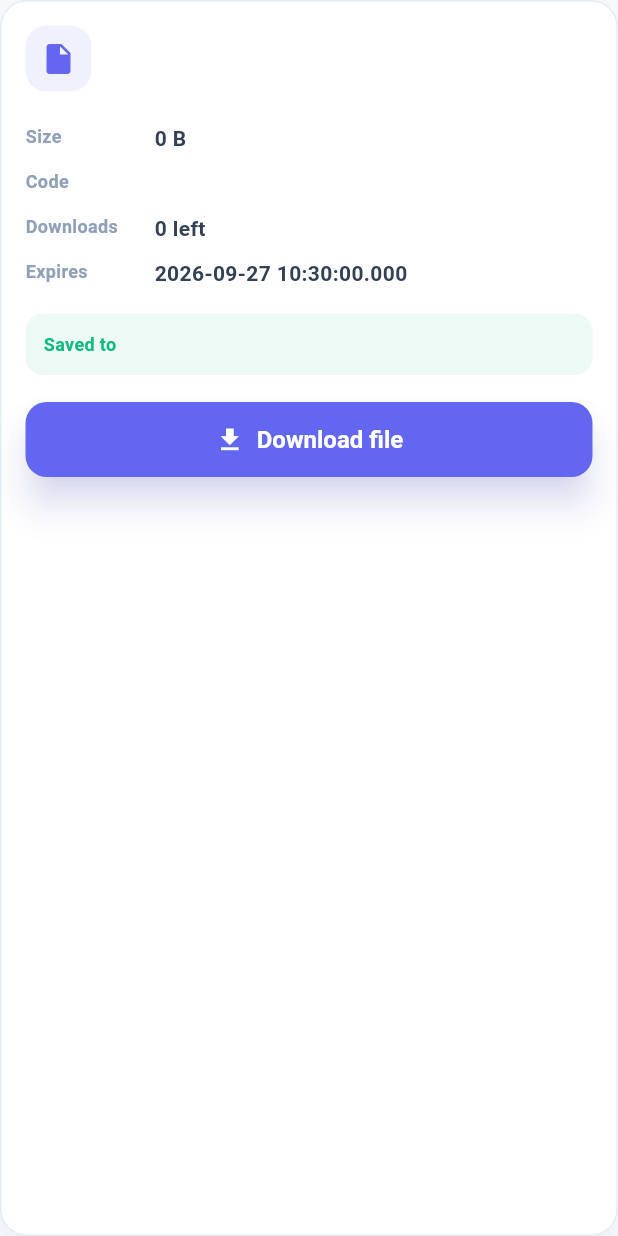
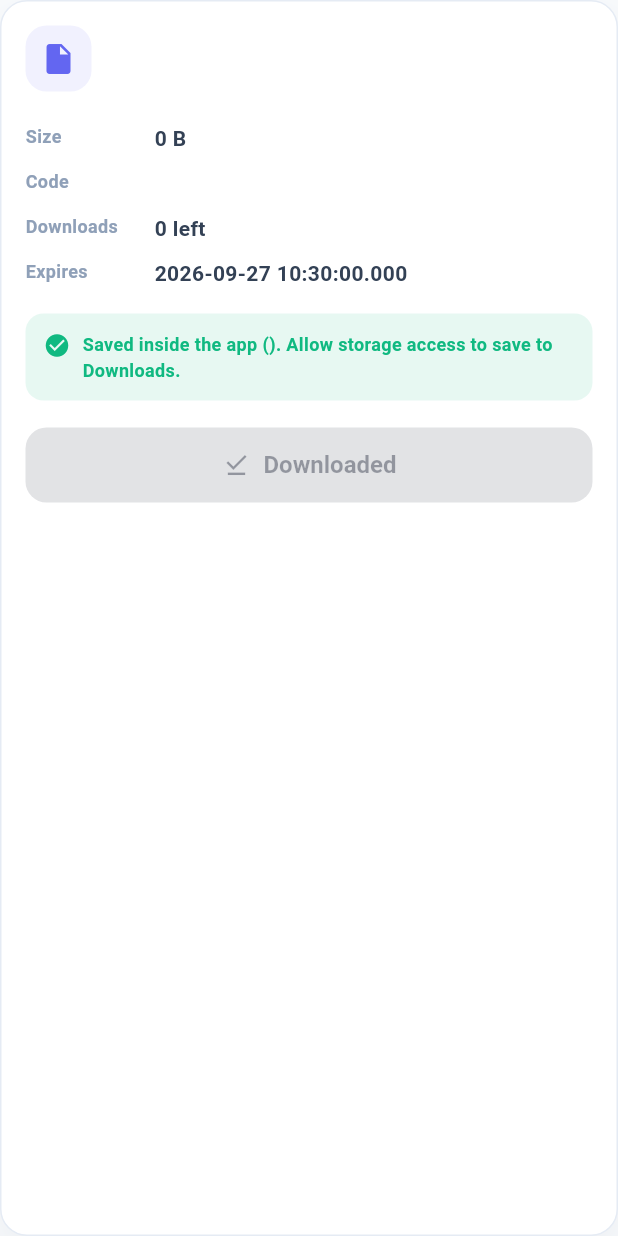
Before and after one commit to AyushPandey510/SwiftShare, a Flutter app: the _SharedFileAccessCard widget shown alone on an empty page, opened directly with empty values, on a phone screen of 412 x 824 dp. Run offline on Flutter 3.47's test engine with Material 3 defaults, Android fonts, the phone set to English and light mode, and no system bars; our stand-ins replace file_picker, permission_handler, qr_flutter, shared_preferences, shimmer; missing offline and left inert: mobile_scanner, network_info_plus; accounts and stored records are empty; network calls fail; Roboto replaces fonts that are missing (Poppins); project files that could hold a hidden picture were left out.

Commit message:
fix: Mobile download bug

```diff
--- a/mobile/lib/screens/access_file_screen.dart
+++ b/mobile/lib/screens/access_file_screen.dart
@@ -79,7 +79,9 @@ class _AccessFileScreenState extends State<AccessFileScreen> {
                   _SharedFileAccessCard(
                     file: file,
                     isDownloading: shareProvider.isDownloading,
-                    savedPath: shareProvider.downloadedFile?.file.path,
+                    progress: shareProvider.downloadProgress,
+                    downloadedBytes: shareProvider.downloadedBytes,
+                    downloaded: shareProvider.downloadedFile,
                     onDownload: shareProvider.downloadFoundFile,
                   ),
                 ],
@@ -254,15 +256,27 @@ class _AccessFileScreenState extends State<AccessFileScreen> {
 class _SharedFileAccessCard extends StatelessWidget {
   final SharedFile file;
   final bool isDownloading;
-  final String? savedPath;
+  final double? progress;
+  final int downloadedBytes;
+  final DownloadedSharedFile? downloaded;
   final VoidCallback onDownload;
 
   const _SharedFileAccessCard({
     required this.file,
     required this.isDownloading,
-    required this.savedPath,
+    required this.progress,
+    required this.downloadedBytes,
+    required this.downloaded,
     required this.onDownload,
   });
+
+  String get _buttonLabel {
+    if (isDownloading) return 'Downloading...';
+    if (file.downloadsLeft == 0) {
+      return downloaded != null ? 'Downloaded' : 'Download limit reached';
+    }
+    return downloaded != null ? 'Download again' : 'Download file';
+  }
 
   @override
   Widget build(BuildContext context) {
@@ -301,20 +315,59 @@ class _SharedFileAccessCard extends StatelessWidget {
           _InfoRow(label: 'Downloads', value: '${file.downloadsLeft} left'),
           _InfoRow(
               label: 'Expires', value: file.expiresAt.toLocal().toString()),
-          if (savedPath != null) ...[
+          if (downloaded != null) ...[
             const SizedBox(height: 12),
             Container(
               padding: const EdgeInsets.all(12),
               decoration: BoxDecoration(
-                color: AppColors.success.withValues(alpha: 0.08),
+                color: AppColors.success.withValues(alpha: 0.10),
                 borderRadius: BorderRadius.circular(12),
               ),
-              child: Text(
-                'Saved to $savedPath',
-                style: AppTextStyles.caption.copyWith(
-                  color: AppColors.success,
-                  fontWeight: FontWeight.w700,
-                ),
+              child: Row(
+                crossAxisAlignment: CrossAxisAlignment.start,
+                children: [
+                  const Icon(Icons.check_circle,
+                      color: AppColors.success, size: 18),
+                  const SizedBox(width: 8),
+                  Expanded(
+                    child: Text(
+                      downloaded!.isPublic
+                          ? 'Saved to ${downloaded!.location}\nOpen it from the Files app > Downloads.'
+                          : 'Saved inside the app (${downloaded!.filename}). '
+                              'Allow storage access to save to Downloads.',
+                      style: AppTextStyles.caption.copyWith(
+                        color: AppColors.success,
+                        fontWeight: FontWeight.w700,
+                        height: 1.4,
+                      ),
+                    ),
+                  ),
+                ],
+              ),
+            ),
+          ],
+          if (isDownloading) ...[
+            const SizedBox(height: 14),
+            ClipRRect(
+              borderRadius: BorderRadius.circular(6),
+              child: LinearProgressIndicator(
+                value: progress, // null = indeterminate
+                minHeight: 6,
+                backgroundColor: context.palette.surfaceMuted,
+              ),
+            ),
+            const SizedBox(height: 6),
+            Text(
+              progress != null
+                  ? '${(progress! * 100).toStringAsFixed(0)}%  ·  '
+                      '${AppConfig.formatFileSize(downloadedBytes)} of '
+                      '${AppConfig.formatFileSize(file.size)}'
+                  : downloadedBytes > 0
+                      ? AppConfig.formatFileSize(downloadedBytes)
+                      : 'Connecting to server...',
+              style: AppTextStyles.caption.copyWith(
+                color: context.palette.textSecondary,
+                fontWeight: FontWeight.w600,
               ),
             ),
           ],
@@ -331,9 +384,14 @@ class _SharedFileAccessCard extends StatelessWidget {
                         color: Colors.white,
                       ),
                     )
-                  : const Icon(Icons.download, size: 20),
-              label: Text(isDownloading ? 'Downloading...' : 'Download file'),
-              onPressed: isDownloading ? null : onDownload,
+                  : Icon(
+                      downloaded != null ? Icons.download_done : Icons.download,
+                      size: 20),
+              label: Text(_buttonLabel),
+              // Disabled while downloading or when no downloads are left, so a
+              // second tap can't silently use up the last download.
+              onPressed:
+                  isDownloading || file.downloadsLeft == 0 ? null : onDownload,
               style: ElevatedButton.styleFrom(
                 backgroundColor: AppColors.primary,
                 foregroundColor: Colors.white,
```
Also changed, not shown: mobile/lib/models/shared_file.dart (+17 -0 lines), mobile/lib/providers/share_provider.dart (+31 -1 lines), mobile/lib/services/share_api_service.dart (+158 -12 lines), 3 other files.
